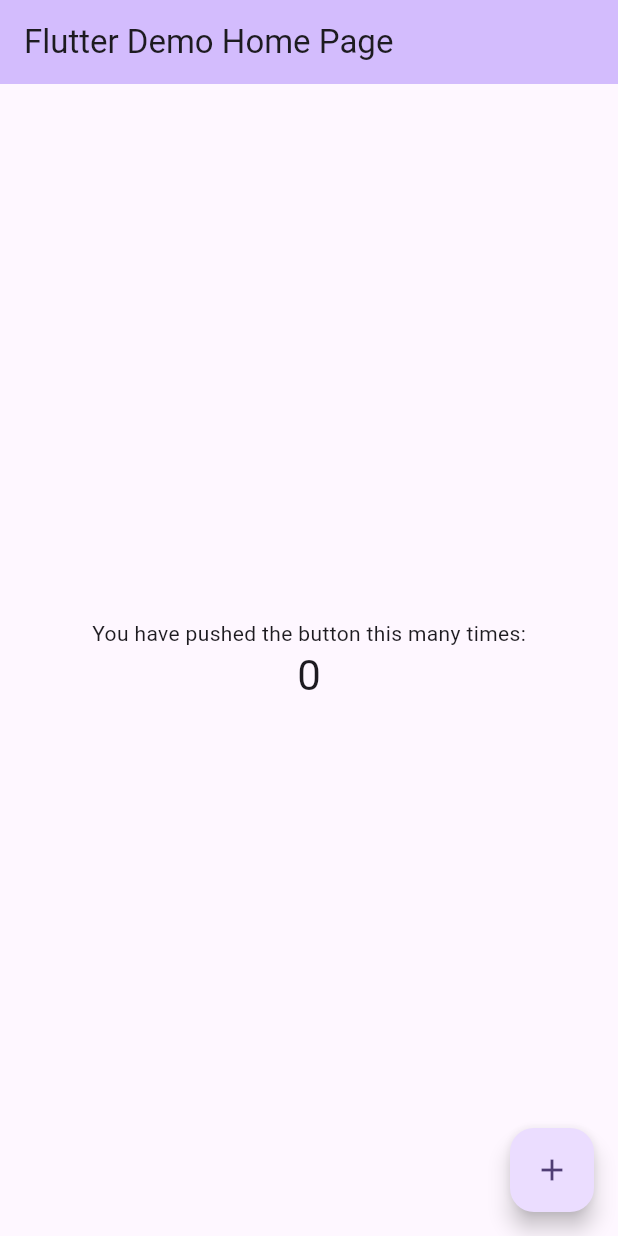
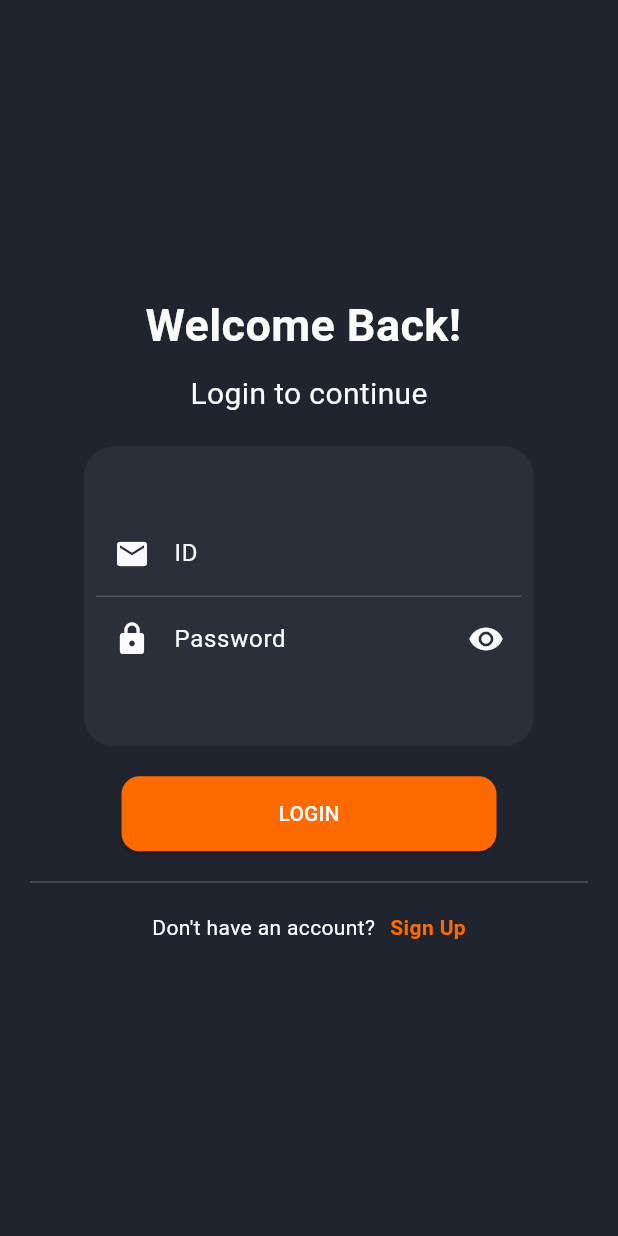
Before and after one commit to vibintomy/Smart-Air, a Flutter app: the screen it shows after launch, on a phone screen of 412 x 824 dp. Run offline on Flutter 3.47's test engine with Material 3 defaults, Android fonts, the phone set to English and light mode, and no system bars; our stand-ins replace shared_preferences, sqflite; accounts and stored records are empty.

Commit message:
Feature: Login page and Signup page created

```diff
--- /dev/null
+++ b/lib/login/login.dart
@@ -0,0 +1,161 @@
+import 'package:counter_app/home/home.dart';
+import 'package:counter_app/login/database/database.dart';
+import 'package:counter_app/login/signup.dart';
+import 'package:counter_app/utils/app_colors.dart';
+import 'package:counter_app/widgets/app_widgets.dart';
+import 'package:flutter/material.dart';
+import 'package:shared_preferences/shared_preferences.dart';
+
+class Login extends StatelessWidget {
+  Login({super.key});
+  final TextEditingController idController = TextEditingController();
+  final TextEditingController passController = TextEditingController();
+  final formkey = GlobalKey<FormState>();
+  @override
+  Widget build(BuildContext context) {
+    return Scaffold(
+      backgroundColor: AppColors.background,
+      body: Form(
+        key: formkey,
+        child: Padding(
+          padding: const EdgeInsets.all(20),
+          child: Center(
+            child: Column(
+              mainAxisAlignment: MainAxisAlignment.center,
+              children: [
+                CustomText(
+                  text: 'Welcome Back! ',
+                  fontSize: 30,
+                  fontWeight: FontWeight.bold,
+                  color: AppColors.lightText,
+                ),
+                kheight10,
+                CustomText(
+                  text: 'Login to continue',
+                  fontSize: 20,
+                  color: AppColors.lightText,
+                ),
+                kheight20,
+                Container(
+                  height: 200,
+                  width: 300,
+                  decoration: BoxDecoration(
+                    color: AppColors.formFieldBg,
+                    borderRadius: BorderRadius.circular(20),
+                  ),
+                  child: Padding(
+                    padding: const EdgeInsets.all(8.0),
+                    child: Column(
+                      mainAxisAlignment: MainAxisAlignment.center,
+                      children: [
+                        CustomTextField(
+                          label: 'ID',
+                          validator: (value) {
+                            if (value == null) {
+                              return 'Add an proper ID';
+                            } else if (value.isEmpty) {
+                              return 'Add ID';
+                            }
+                            return null;
+                          },
+                          controller: idController,
+                          prefixIcon: Icon(
+                            Icons.email,
+                            color: AppColors.lightText,
+                          ),
+                        ),
+                        Divider(height: 1, color: AppColors.secondaryCard),
+                        CustomTextField(
+                          label: 'Password',
+                          controller: passController,
+                          validator: (value) {
+                            if (value == null || value.isEmpty) {
+                              return 'Add Password';
+                            } else if (value.length <= 2) {
+                              return 'Password is too short';
+                            }
+                            return null;
+                          },
+                          prefixIcon: Icon(
+                            Icons.lock,
+                            color: AppColors.lightText,
+                          ),
+                          suffixIcon: Icon(
+                            Icons.remove_red_eye,
+                            color: AppColors.lightText,
+                          ),
+                        ),
+                      ],
+                    ),
+                  ),
+                ),
+                kheight20,
+                CustomButton(
+                  backgroundColor: AppColors.accent,
+                  label: 'LOGIN',
+                  labelColor: AppColors.lightText,
+                  onPressed: () async {
+                    final id = idController.text.trim();
+                    final password = passController.text.trim();
+                    final db = await DBHelper().database;
+                    final pref = await SharedPreferences.getInstance();
+
+                    if (formkey.currentState!.validate()) {
+                      List<Map<String, dynamic>> results = await db.query(
+                        'users',
+                        where: 'userId = ? AND password = ?',
+                        whereArgs: [id, password],
+                      );
+                      if (results.isNotEmpty) {
+                        pref.setBool('IsLogged', true);
+                        ScaffoldMessenger.of(context).showSnackBar(
+                          SnackBar(
+                            content: CustomText(
+                              text: 'Successfully Logged In',
+                              fontSize: 12,
+                            ),
+                          ),
+                        );
+                        Navigator.push(
+                          context,
+                          MaterialPageRoute(builder: (context) => Home()),
+                        );
+                      }
+                    }
+                  },
+                ),
+                kheight20,
+                Divider(height: 1, color: AppColors.secondaryCard),
+                kheight20,
+                Row(
+                  mainAxisAlignment: MainAxisAlignment.center,
+                  children: [
+                    CustomText(
+                      text: "Don't have an account?",
+                      color: AppColors.lightText,
+                    ),
+                    kwidth10,
+                    InkWell(
+                      borderRadius: BorderRadius.circular(10),
+                      onTap: () {
+                        Navigator.push(
+                          context,
+                          MaterialPageRoute(builder: (context) => SignUp()),
+                        );
+                      },
+                      child: CustomText(
+                        text: 'Sign Up',
+                        color: AppColors.accent,
+                        fontWeight: FontWeight.w700,
+                      ),
+                    ),
+                  ],
+                ),
+              ],
+            ),
+          ),
+        ),
+      ),
+    );
+  }
+}
--- a/lib/main.dart
+++ b/lib/main.dart
@@ -1,122 +1,19 @@
+import 'package:counter_app/login/login.dart';
+import 'package:counter_app/splashScreen.dart';
 import 'package:flutter/material.dart';
 
 void main() {
-  runApp(const MyApp());
+  runApp(MyApp());
 }
 
 class MyApp extends StatelessWidget {
   const MyApp({super.key});
 
-  // This widget is the root of your application.
   @override
   Widget build(BuildContext context) {
     return MaterialApp(
-      title: 'Flutter Demo',
-      theme: ThemeData(
-        // This is the theme of your application.
-        //
-        // TRY THIS: Try running your application with "flutter run". You'll see
-        // the application has a purple toolbar. Then, without quitting the app,
-        // try changing the seedColor in the colorScheme below to Colors.green
-        // and then invoke "hot reload" (save your changes or press the "hot
-        // reload" button in a Flutter-supported IDE, or press "r" if you used
-        // the command line to start the app).
-        //
-        // Notice that the counter didn't reset back to zero; the application
-        // state is not lost during the reload. To reset the state, use hot
-        // restart instead.
-        //
-        // This works for code too, not just values: Most code changes can be
-        // tested with just a hot reload.
-        colorScheme: ColorScheme.fromSeed(seedColor: Colors.deepPurple),
-      ),
-      home: const MyHomePage(title: 'Flutter Demo Home Page'),
+      debugShowCheckedModeBanner: false,
+       home: Splashscreen(),
     );
   }
 }
-
-class MyHomePage extends StatefulWidget {
-  const MyHomePage({super.key, required this.title});
-
-  // This widget is the home page of your application. It is stateful, meaning
-  // that it has a State object (defined below) that contains fields that affect
-  // how it looks.
-
-  // This class is the configuration for the state. It holds the values (in this
-  // case the title) provided by the parent (in this case the App widget) and
-  // used by the build method of the State. Fields in a Widget subclass are
-  // always marked "final".
-
-  final String title;
-
-  @override
-  State<MyHomePage> createState() => _MyHomePageState();
-}
-
-class _MyHomePageState extends State<MyHomePage> {
-  int _counter = 0;
-
-  void _incrementCounter() {
-    setState(() {
-      // This call to setState tells the Flutter framework that something has
-      // changed in this State, which causes it to rerun the build method below
-      // so that the display can reflect the updated values. If we changed
-      // _counter without calling setState(), then the build method would not be
-      // called again, and so nothing would appear to happen.
-      _counter++;
-    });
-  }
-
-  @override
-  Widget build(BuildContext context) {
-    // This method is rerun every time setState is called, for instance as done
-    // by the _incrementCounter method above.
-    //
-    // The Flutter framework has been optimized to make rerunning build methods
-    // fast, so that you can just rebuild anything that needs updating rather
-    // than having to individually change instances of widgets.
-    return Scaffold(
-      appBar: AppBar(
-        // TRY THIS: Try changing the color here to a specific color (to
-        // Colors.amber, perhaps?) and trigger a hot reload to see the AppBar
-        // change color while the other colors stay the same.
-        backgroundColor: Theme.of(context).colorScheme.inversePrimary,
-        // Here we take the value from the MyHomePage object that was created by
-        // the App.build method, and use it to set our appbar title.
-        title: Text(widget.title),
-      ),
-      body: Center(
-        // Center is a layout widget. It takes a single child and positions it
-        // in the middle of the parent.
-        child: Column(
-          // Column is also a layout widget. It takes a list of children and
-          // arranges them vertically. By default, it sizes itself to fit its
-          // children horizontally, and tries to be as tall as its parent.
-          //
-          // Column has various properties to control how it sizes itself and
-          // how it positions its children. Here we use mainAxisAlignment to
-          // center the children vertically; the main axis here is the vertical
-          // axis because Columns are vertical (the cross axis would be
-          // horizontal).
-          //
-          // TRY THIS: Invoke "debug painting" (choose the "Toggle Debug Paint"
-          // action in the IDE, or press "p" in the console), to see the
-          // wireframe for each widget.
-          mainAxisAlignment: MainAxisAlignment.center,
-          children: <Widget>[
-            const Text('You have pushed the button this many times:'),
-            Text(
-              '$_counter',
-              style: Theme.of(context).textTheme.headlineMedium,
-            ),
-          ],
-        ),
-      ),
-      floatingActionButton: FloatingActionButton(
-        onPressed: _incrementCounter,
-        tooltip: 'Increment',
-        child: const Icon(Icons.add),
-      ), // This trailing comma makes auto-formatting nicer for build methods.
-    );
-  }
-}
--- /dev/null
+++ b/lib/utils/app_colors.dart
@@ -0,0 +1,11 @@
+import 'dart:ui';
+
+class AppColors {
+  static const Color background = Color(0xFF20242F);
+  static const Color card = Color(0xFF343844);
+  static const Color secondaryCard = Color(0xFF4F515E);
+  static const Color lightText = Color(0xFFFAFAFA);
+  static const Color dimText = Color(0XFFABACB1);
+  static const Color accent = Color(0xFFFF6A00);
+  static const Color formFieldBg = Color(0xFF2A2F3A);
+}
--- /dev/null
+++ b/lib/widgets/app_widgets.dart
@@ -0,0 +1,157 @@
+import 'package:counter_app/utils/app_colors.dart';
+import 'package:flutter/material.dart';
+
+class CustomTextField extends StatelessWidget {
+  final String label;
+  final TextEditingController controller;
+  final TextInputType keyboardType;
+  final bool obscureText;
+  final String? Function(String?)? validator;
+  final Widget? prefixIcon;
+  final Widget? suffixIcon;
+  final int maxLines;
+
+  const CustomTextField({
+    super.key,
+    required this.label,
+    required this.controller,
+    this.keyboardType = TextInputType.text,
+    this.obscureText = false,
+    this.validator,
+    this.prefixIcon,
+    this.suffixIcon,
+    this.maxLines = 1,
+  });
+
+  @override
+  Widget build(BuildContext context) {
+    return TextFormField(
+      style: TextStyle(
+        color: AppColors.lightText
+      ),
+      controller: controller,
+      keyboardType: keyboardType,
+      obscureText: obscureText,
+      validator: validator,
+      maxLines: obscureText ? 1 : maxLines,
+      decoration: InputDecoration(
+        labelText: label,
+        labelStyle: TextStyle(
+          color: AppColors.lightText
+        ),
+       border: InputBorder.none,
+       enabledBorder: InputBorder.none,
+       focusedBorder: InputBorder.none,
+        prefixIcon: prefixIcon,
+        suffixIcon: suffixIcon,
+      ),
+    );
+  }
+}
+
+class CustomText extends StatelessWidget {
+  final String text;
+  final double fontSize;
+  final FontWeight fontWeight;
+  final Color? color;
+  final TextAlign textAlign;
+  final int? maxLines;
+
+  const CustomText({
+    super.key,
+    required this.text,
+    this.fontSize = 14,
+    this.fontWeight = FontWeight.normal,
+    this.color,
+    this.textAlign = TextAlign.start,
+    this.maxLines,
+  });
+
+  @override
+  Widget build(BuildContext context) {
+    return Text(
+      text,
+      maxLines: maxLines,
+      overflow: maxLines != null ? TextOverflow.ellipsis : null,
+      textAlign: textAlign,
+      style: TextStyle(fontSize: fontSize, fontWeight: fontWeight,color: color),
+    );
+  }
+}
+
+class CustomButton extends StatelessWidget {
+  final String label;
+  final VoidCallback onPressed;
+  final Color? backgroundColor;
+  final double height;
+  final double width;
+  final double borderRadius;
+  final Color? labelColor;
+
+  const CustomButton({
+    super.key,
+    required this.label,
+    required this.onPressed,
+    this.backgroundColor,
+    this.height = 50,
+    this.width = 250,
+    this.borderRadius = 12,
+    this.labelColor
+  });
+  @override
+  Widget build(BuildContext context) {
+    return SizedBox(
+      height: height,
+      width: width,
+      child: ElevatedButton(
+        style: ElevatedButton.styleFrom(
+          backgroundColor: backgroundColor,
+          shape: RoundedRectangleBorder(
+            borderRadius: BorderRadius.circular(borderRadius),
+          ),
+        ),
+        onPressed: onPressed,
+        child: Text(label,style: TextStyle(color: labelColor),),
+      ),
+    );
+  }
+}
+
+class CustomCard extends StatelessWidget {
+  final Widget child;
+  final double elevation;
+  final EdgeInsets padding;
+  final Color? color;
+  final double borderRadius;
+  final VoidCallback? onTap;
+
+  CustomCard({
+    super.key,
+    required this.child,
+    this.elevation = 2,
+    this.padding = const EdgeInsets.all(6),
+    this.color,
+    this.borderRadius = 6,
+    this.onTap,
+  });
+  @override
+  Widget build(BuildContext context) {
+    return Card(
+      color: color,
+      elevation: elevation,
+      shape: RoundedRectangleBorder(
+        borderRadius: BorderRadius.circular(borderRadius),
+      ),
+      child: InkWell(
+        onTap: onTap,
+        borderRadius: BorderRadius.circular(borderRadius),
+        child: Padding(padding: padding, child: child),
+      ),
+    );
+  }
+}
+
+const kheight10 = SizedBox(height: 10);
+const kheight20 = SizedBox(height: 20);
+const kwidth10 = SizedBox(width: 10);
+const kwidth20 = SizedBox(width: 20);
--- a/pubspec.yaml
+++ b/pubspec.yaml
@@ -30,7 +30,11 @@ environment:
 dependencies:
   flutter:
     sdk: flutter
-
+  sqflite: ^2.4.2
+  flutter_bloc: ^9.1.1
+  shared_preferences: ^2.5.3
+  sleek_circular_slider: ^2.1.0
+  path_provider: ^2.1.5
   # The following adds the Cupertino Icons font to your application.
   # Use with the CupertinoIcons class for iOS style icons.
   cupertino_icons: ^1.0.8
```
Also changed, not shown: lib/home/home.dart (added, +11 -0 lines), lib/login/database/database.dart (added, +37 -0 lines), lib/login/signup.dart (added, +142 -0 lines), lib/splashScreen.dart (added, +39 -0 lines), pubspec.lock, 1 other file.
